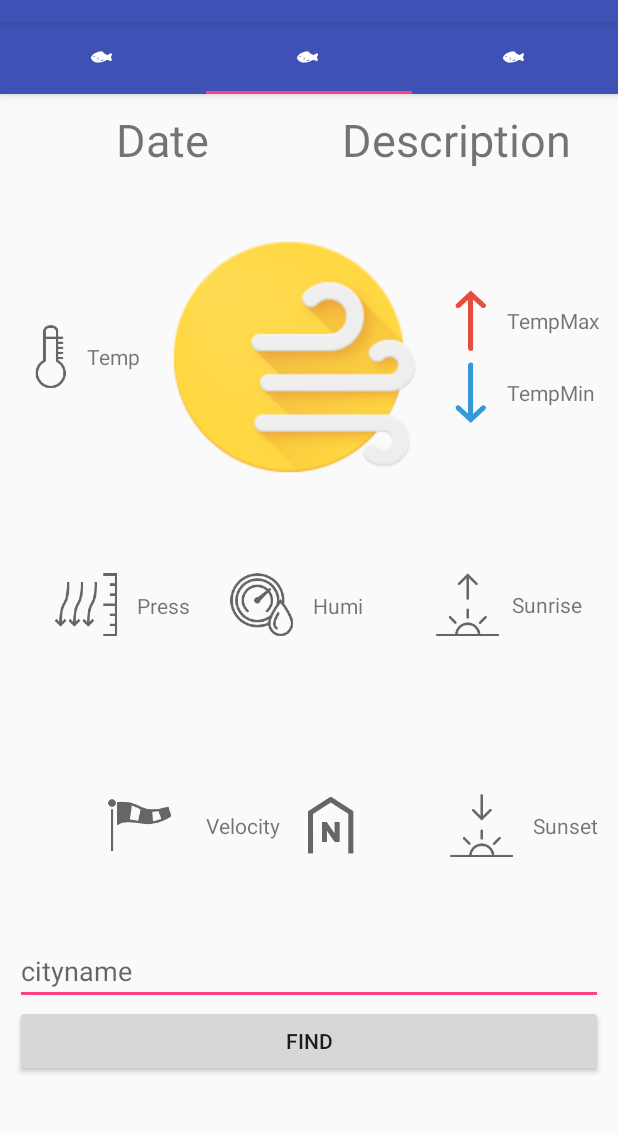
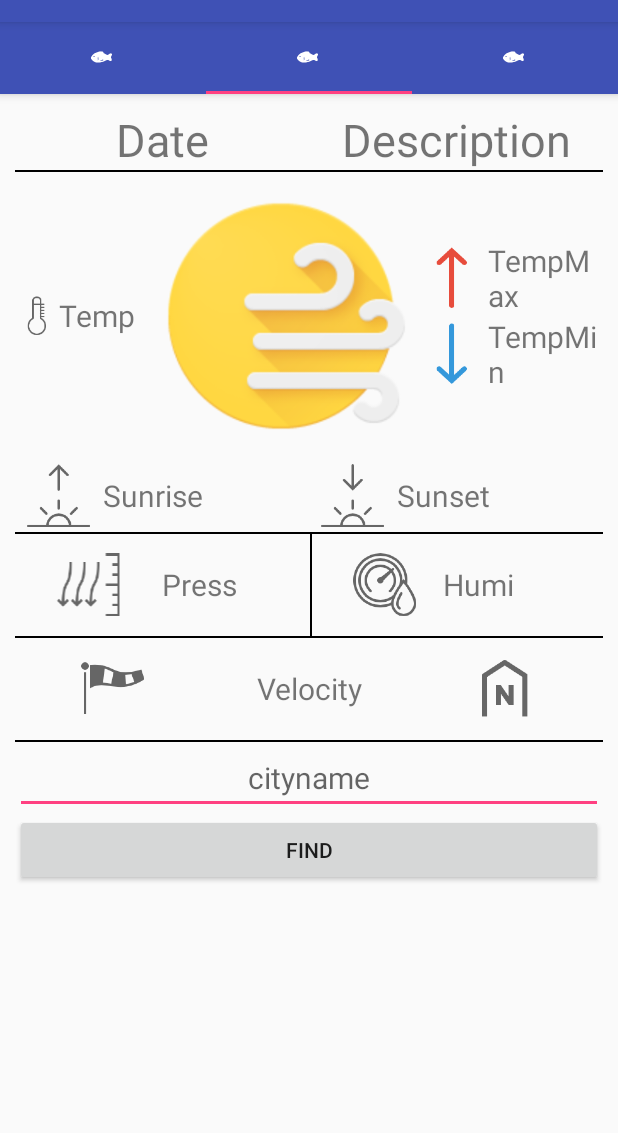
Before and after one commit to Jon-River/Spear, an Android app: the screen it shows after launch once a user with an empty profile is signed in (MainActivity), tab 2 chosen, on a phone screen of 412 x 824 dp, the part 62-1195 px from its top. Run offline under Robolectric (Android 15) with nearby library versions, the phone set to English and light mode, and no system bars; our stand-ins replace Firebase (no records; nobody signed in at launch, a user with empty details on screens opened directly), Volley; pictures from the network do not load; 2 statements that could not run were skipped.

Commit message:
fixed rating adapter, fragment maps added

```diff
--- a/app/build.gradle
+++ b/app/build.gradle
@@ -38,6 +38,9 @@ dependencies {
     }
     compile 'com.michaelpardo:activeandroid:3.1.0-SNAPSHOT'
     testCompile 'junit:junit:4.12'
+
+    //Maps
+    compile 'com.google.android.gms:play-services-maps:10.2.1'
 }
 
 apply plugin: 'com.google.gms.google-services'
--- a/app/src/main/java/adapters/AlbumAdapter.java
+++ b/app/src/main/java/adapters/AlbumAdapter.java
@@ -40,6 +40,7 @@ public class AlbumAdapter extends RecyclerView.Adapter<AlbumAdapter.MyViewHolder
         public ImageView image;
         public Button btnSubmitRating;
         public int votes;
+        public long timeStamp;
 
         public MyViewHolder(View view) {
             super(view);
@@ -92,7 +93,7 @@ public class AlbumAdapter extends RecyclerView.Adapter<AlbumAdapter.MyViewHolder
         holder.votes =  album.getVotes();
         float rating = album.getRating() / holder.votes;
         holder.ratingBar.setRating(rating);
-        timeStamp = album.getTimeStamp();
+        holder.timeStamp = album.getTimeStamp();
         // loading album cover using Glide library
         Glide.with(mContext).load(album.getUrlString()).into(holder.image);
 
--- a/app/src/main/java/fragments/TabFragment2.java
+++ b/app/src/main/java/fragments/TabFragment2.java
@@ -1,18 +1,19 @@
 package fragments;
-
 
 import android.os.Bundle;
 import android.support.v4.app.Fragment;
+import android.view.InflateException;
 import android.view.LayoutInflater;
 import android.view.View;
 import android.view.ViewGroup;
-
 import com.spear.android.R;
 
 /**
  * A simple {@link Fragment} subclass.
  */
 public class TabFragment2 extends Fragment {
+
+    View mapView;
 
 
 
@@ -24,9 +25,18 @@ public class TabFragment2 extends Fragment {
     @Override
     public View onCreateView(LayoutInflater inflater, ViewGroup container,
                              Bundle savedInstanceState) {
-        View v = inflater.inflate(R.layout.fragment_tab2, container, false);
+        if (mapView != null) {
+            ViewGroup parent = (ViewGroup) mapView.getParent();
+            if (parent != null)
+                parent.removeView(mapView);
+        }
+        try {
+            mapView = inflater.inflate(R.layout.fragment_tab2, container, false);
+        } catch (InflateException e) {
+    /* map is already there, just return view as it is */
+        }
+        return mapView;
 
-        return v;
     }
 
 
--- a/app/src/main/java/fragments/album/AlbumFragment.java
+++ b/app/src/main/java/fragments/album/AlbumFragment.java
@@ -71,7 +71,7 @@ public class AlbumFragment extends Fragment implements View.OnClickListener, Alb
   @Override public View onCreateView(LayoutInflater inflater, ViewGroup container,
       Bundle savedInstanceState) {
     // Inflate the layout for this fragment
-    View v = inflater.inflate(R.layout.fragment_tab_album, container, false);
+    View v = inflater.inflate(R.layout.fragment_album, container, false);
     albumPresenter = new AlbumPresenter(this, getActivity());
     init(v);
     //albumPresenter.loadImageInfo(); adapter not working
--- /dev/null
+++ b/app/src/main/res/drawable/custom_background.xml
@@ -0,0 +1,8 @@
+<?xml version="1.0" encoding="utf-8"?>
+<shape
+    xmlns:android="http://schemas.android.com/apk/res/android"
+    android:shape="rectangle">
+  <corners android:radius="5dp" />
+  <solid
+      android:color="@android:color/darker_gray" />
+</shape>
--- /dev/null
+++ b/app/src/main/res/drawable/custom_background2.xml
@@ -0,0 +1,8 @@
+<?xml version="1.0" encoding="utf-8"?>
+<shape
+    xmlns:android="http://schemas.android.com/apk/res/android"
+    android:shape="rectangle">
+  <corners android:radius="5dp" />
+  <solid
+      android:color="@android:color/white" />
+</shape>
--- a/app/src/main/res/layout/fragment_tab2.xml
+++ b/app/src/main/res/layout/fragment_tab2.xml
@@ -3,8 +3,12 @@
     android:layout_width="match_parent"
     android:layout_height="match_parent"
     android:orientation="horizontal"
-    tools:context="fragments.weather.WeatherFragment">
+    tools:context="fragments.TabFragment2">
 
-
+  <fragment
+      android:id="@+id/map"
+      android:layout_width="match_parent"
+      android:layout_height="match_parent"
+      class="com.google.android.gms.maps.SupportMapFragment" />
 
 </LinearLayout>
--- a/app/src/main/res/layout/fragment_weather.xml
+++ b/app/src/main/res/layout/fragment_weather.xml
@@ -5,14 +5,24 @@
     android:gravity="center_horizontal"
     android:orientation="vertical"
     android:padding="10dp"
-    android:weightSum="9.5"
-    tools:context="fragments.weather.WeatherFragment">
+    tools:context="fragments.weather.WeatherFragment"
+    >
+  <ScrollView
+      android:layout_width="match_parent"
+      android:layout_height="wrap_content"
+      >
 
+    <LinearLayout
+        android:layout_width="match_parent"
+        android:layout_height="match_parent"
+        android:orientation="vertical"
+        >
       <LinearLayout
           android:layout_width="match_parent"
           android:layout_height="0dp"
           android:layout_weight="1"
-        android:orientation="horizontal">
+          android:orientation="horizontal"
+          >
 
         <TextView
             android:id="@+id/txtDate"
@@ -21,7 +31,8 @@
             android:layout_weight="0.5"
             android:gravity="center"
             android:text="Date"
-            android:textSize="30dp" />
+            android:textSize="30dp"
+            />
 
         <TextView
             android:id="@+id/txtDescription"
@@ -30,72 +41,96 @@
             android:layout_weight="0.5"
             android:gravity="center"
             android:text="Description"
-            android:textSize="30dp" />
+            android:textSize="30dp"
+            />
       </LinearLayout>
+
+      <RelativeLayout
+          android:layout_width="match_parent"
+          android:layout_height="1dp"
+          android:background="@color/black"
+          ></RelativeLayout>
 
 
       <LinearLayout
           android:layout_width="match_parent"
           android:layout_height="0dp"
-        android:layout_weight="2.5">
+          android:layout_weight="3"
+          >
         <LinearLayout
             android:layout_width="match_parent"
             android:layout_height="match_parent"
-            android:orientation="horizontal">
+            android:orientation="horizontal"
+            >
 
           <LinearLayout
               android:layout_width="wrap_content"
               android:layout_height="match_parent"
               android:layout_weight="1"
-                android:gravity="center">
+              android:gravity="center"
+              android:weightSum="1"
+              >
+
 
             <ImageView
                 android:id="@+id/imgTemperature"
                 android:layout_width="wrap_content"
                 android:layout_height="wrap_content"
-                    android:src="@mipmap/temperature" />
+                android:layout_weight="0.4"
+                android:src="@mipmap/temperature"
+                />
 
             <TextView
                 android:id="@+id/txtTemperature"
                 android:layout_width="match_parent"
                 android:layout_height="wrap_content"
-                    android:text="Temp" />
+                android:layout_weight="0.6"
+                android:text="Temp"
+                android:textSize="20dp"
+                />
           </LinearLayout>
 
           <ImageView
               android:id="@+id/imgWeather"
               android:layout_width="wrap_content"
-                android:layout_height="match_parent"
+              android:layout_height="wrap_content"
               android:layout_weight="1"
-                android:src="@drawable/weatherwind" />
+              android:src="@drawable/weatherwind"
+              />
 
           <LinearLayout
               android:layout_width="wrap_content"
               android:layout_height="match_parent"
               android:layout_weight="1"
-                android:gravity="center">
+              android:gravity="center"
+              >
             <LinearLayout
                 android:layout_width="match_parent"
                 android:layout_height="wrap_content"
-                    android:orientation="vertical">
+                android:orientation="vertical"
+                >
 
               <LinearLayout
                   android:layout_width="match_parent"
                   android:layout_height="wrap_content"
                   android:gravity="center"
-                        android:orientation="horizontal">
+                  android:orientation="horizontal"
+                  >
 
                 <ImageView
                     android:id="@+id/imgTempMax"
                     android:layout_width="wrap_content"
                     android:layout_height="wrap_content"
-                            android:src="@mipmap/maxtemp" />
+                    android:src="@mipmap/maxtemp"
+                    />
 
                 <TextView
                     android:id="@+id/txtTempMax"
                     android:layout_width="match_parent"
                     android:layout_height="wrap_content"
-                            android:text="TempMax" />
+                    android:text="TempMax"
+                    android:textSize="20dp"
+                    />
 
               </LinearLayout>
 
@@ -104,19 +139,23 @@
                   android:layout_width="match_parent"
                   android:layout_height="wrap_content"
                   android:gravity="center"
-                        android:orientation="horizontal">
+                  android:orientation="horizontal"
+                  >
 
                 <ImageView
                     android:id="@+id/imgTempMin"
                     android:layout_width="wrap_content"
                     android:layout_height="wrap_content"
-                            android:src="@mipmap/mintemp" />
+                    android:src="@mipmap/mintemp"
+                    />
 
                 <TextView
                     android:id="@+id/txtTempMin"
                     android:layout_width="match_parent"
                     android:layout_height="wrap_content"
-                            android:text="TempMin" />
+                    android:text="TempMin"
+                    android:textSize="20dp"
+                    />
 
               </LinearLayout>
 
@@ -129,181 +168,239 @@
         </LinearLayout>
 
 
-
       </LinearLayout>
 
       <LinearLayout
           android:layout_width="match_parent"
           android:layout_height="0dp"
+          android:layout_weight="0.5"
+          android:weightSum="1"
+          >
+
+        <LinearLayout
+            android:layout_width="0dp"
+            android:layout_height="wrap_content"
+            android:layout_weight="0.5"
+            android:gravity="center"
+            android:orientation="horizontal"
+            android:weightSum="1"
+            >
+
+          <ImageView
+              android:id="@+id/imgSunrise"
+              android:layout_width="0dp"
+              android:layout_height="wrap_content"
+              android:layout_weight="0.3"
+              android:src="@mipmap/sunrise"
+              />
+
+          <TextView
+              android:id="@+id/txtSunrise"
+              android:layout_width="0dp"
+              android:layout_height="wrap_content"
+              android:layout_weight="0.7"
+              android:text="Sunrise"
+              android:textSize="20dp"
+              />
+
+        </LinearLayout>
+
+        <LinearLayout
+
+            android:layout_width="0dp"
+            android:layout_height="wrap_content"
+            android:layout_weight="0.5"
+            android:gravity="center"
+            android:orientation="horizontal"
+            android:weightSum="1"
+            >
+
+          <ImageView
+              android:id="@+id/imgSunset"
+              android:layout_width="0dp"
+              android:layout_height="wrap_content"
+              android:layout_weight="0.3"
+              android:src="@mipmap/sunset"
+              />
+
+          <TextView
+              android:id="@+id/txtSunset"
+              android:layout_width="0dp"
+              android:layout_height="wrap_content"
+              android:layout_weight="0.7"
+              android:text="Sunset"
+              android:textSize="20dp"
+              />
+
+        </LinearLayout>
+
+
+      </LinearLayout>
+
+      <RelativeLayout
+          android:layout_width="match_parent"
+          android:layout_height="1dp"
+          android:background="@color/black"
+          ></RelativeLayout>
+
+      <LinearLayout
+          android:layout_width="match_parent"
+          android:layout_height="0dp"
           android:layout_weight="2"
-        android:weightSum="3">
+          android:weightSum="2"
+          >
 
 
         <LinearLayout
             android:layout_width="wrap_content"
             android:layout_height="match_parent"
             android:layout_weight="1"
-            android:gravity="center">
+            android:gravity="center"
+            android:weightSum="1"
+            >
 
           <ImageView
               android:id="@+id/imgPressure"
-                android:layout_width="wrap_content"
+              android:layout_width="0dp"
               android:layout_height="wrap_content"
+              android:layout_weight="0.5"
+              android:padding="10dp"
               android:src="@mipmap/pressure"
-                android:padding="10dp"/>
+              />
 
           <TextView
               android:id="@+id/txtPressure"
-                android:layout_width="wrap_content"
+              android:layout_width="0dp"
               android:layout_height="wrap_content"
-                android:text="Press" />
+              android:layout_weight="0.5"
+              android:text="Press"
+              android:textSize="20dp"
+              />
         </LinearLayout>
+
+        <RelativeLayout
+            android:layout_width="1dp"
+            android:layout_height="match_parent"
+            android:background="@color/black"
+            ></RelativeLayout>
 
         <LinearLayout
             android:layout_width="wrap_content"
             android:layout_height="match_parent"
             android:layout_weight="1"
-            android:gravity="center">
+            android:gravity="center"
+            android:weightSum="1"
+            >
 
           <ImageView
               android:id="@+id/imgHumidity"
-                android:layout_width="wrap_content"
+              android:layout_width="0dp"
               android:layout_height="wrap_content"
+              android:layout_weight="0.4"
               android:padding="10dp"
-                android:src="@mipmap/humidity" />
+              android:src="@mipmap/humidity"
+              />
 
           <TextView
               android:id="@+id/txtHumidity"
-                android:layout_width="match_parent"
-                android:layout_height="wrap_content"
-                android:text="Humi" />
-        </LinearLayout>
-
-        <LinearLayout
-            android:layout_width="wrap_content"
-            android:layout_height="match_parent"
-            android:layout_weight="1"
-            android:gravity="center">
-
-        <LinearLayout
-            android:layout_width="match_parent"
+              android:layout_width="0dp"
               android:layout_height="wrap_content"
               android:layout_weight="0.5"
-            android:gravity="center"
-            android:orientation="horizontal">
-
-            <ImageView
-                android:id="@+id/imgSunrise"
-                android:layout_width="wrap_content"
-                android:layout_height="wrap_content"
-                android:padding="5dp"
-                android:src="@mipmap/sunrise"
+              android:text="Humi"
+              android:textSize="20dp"
               />
-
-            <TextView
-                android:id="@+id/txtSunrise"
-                android:layout_width="wrap_content"
-                android:layout_height="wrap_content"
-                android:text="Sunrise" />
-
         </LinearLayout>
-        </LinearLayout>
-
-
 
       </LinearLayout>
 
+      <RelativeLayout
+          android:layout_width="match_parent"
+          android:layout_height="1dp"
+          android:background="@color/black"
+          ></RelativeLayout>
 
       <LinearLayout
           android:layout_width="match_parent"
           android:layout_height="0dp"
           android:layout_weight="2"
           android:gravity="center_vertical"
-        android:weightSum="1">
+          android:weightSum="3"
+          >
 
-        <LinearLayout
-            android:layout_width="0dp"
-            android:layout_height="wrap_content"
-            android:layout_weight="0.7"
-            android:gravity="center">
 
         <ImageView
             android:id="@+id/imgWindVel"
-                android:layout_width="wrap_content"
+            android:layout_width="0dp"
             android:layout_height="wrap_content"
+            android:layout_weight="1"
+            android:padding="10dp"
             android:src="@mipmap/windspeed"
-                android:padding="20dp"/>
+            />
+
 
         <TextView
+            android:gravity="center"
             android:id="@+id/txtWindVel"
-                android:layout_width="wrap_content"
+            android:layout_width="0dp"
             android:layout_height="wrap_content"
-                android:text="Velocity" />
+            android:layout_weight="1"
+            android:text="Velocity"
+            android:textSize="20dp"
+            />
 
 
         <ImageView
             android:id="@+id/imgCardinal"
-                android:layout_width="wrap_content"
+            android:layout_width="0dp"
             android:layout_height="wrap_content"
-                android:paddingLeft="10dp"
-                android:src="@mipmap/north" />
+            android:layout_weight="1"
+            android:src="@mipmap/north"
+            />
 
 
       </LinearLayout>
 
-        <LinearLayout
-            android:layout_width="0dp"
-            android:layout_height="wrap_content"
-            android:layout_weight="0.3"
-            android:gravity="center">
+
+      <RelativeLayout
+          android:layout_width="match_parent"
+          android:layout_height="1dp"
+          android:background="@color/black"
+          ></RelativeLayout>
 
       <LinearLayout
+          android:layout_width="match_parent"
+          android:layout_height="0dp"
+          android:layout_weight="2"
+          android:orientation="vertical"
+          >
 
+        <ScrollView
             android:layout_width="match_parent"
             android:layout_height="wrap_content"
-                android:layout_weight="0.5"
+            >
+          <EditText
+              android:id="@+id/etCity"
+              android:layout_width="match_parent"
+              android:layout_height="wrap_content"
+              android:hint="cityname"
               android:gravity="center"
-                android:orientation="horizontal">
+              android:textSize="20dp"
+              />
+        </ScrollView>
 
-                <ImageView
-                    android:id="@+id/imgSunset"
-                    android:layout_width="wrap_content"
+
+        <Button
+            android:id="@+id/btnFind"
+            android:layout_width="match_parent"
             android:layout_height="wrap_content"
-                    android:src="@mipmap/sunset"
-                    android:padding="10dp"/>
+            android:text="Find"
+            />
 
-                <TextView
-                    android:id="@+id/txtSunset"
-                    android:layout_width="wrap_content"
-                    android:layout_height="wrap_content"
-                    android:text="Sunset" />
-
-            </LinearLayout>
 
       </LinearLayout>
 
 
     </LinearLayout>
-
-    <LinearLayout
-        android:layout_width="match_parent"
-        android:layout_height="0dp"
-        android:layout_weight="2"
-        android:orientation="vertical">
-
-        <EditText
-            android:id="@+id/etCity"
-            android:layout_width="match_parent"
-            android:layout_height="wrap_content"
-            android:hint="cityname" />
-
-        <Button
-            android:id="@+id/btnFind"
-            android:layout_width="match_parent"
-            android:layout_height="wrap_content"
-            android:text="Find" />
+  </ScrollView>
 
 </LinearLayout>
-
-
-</LinearLayout>
```
Also changed, not shown: app/src/main/AndroidManifest.xml (+9 -0 lines), app/src/main/res/layout/fragment_album.xml (renamed from app/src/main/res/layout/fragment_tab_album.xml). Lines whose indentation alone changed are shown as unchanged.
